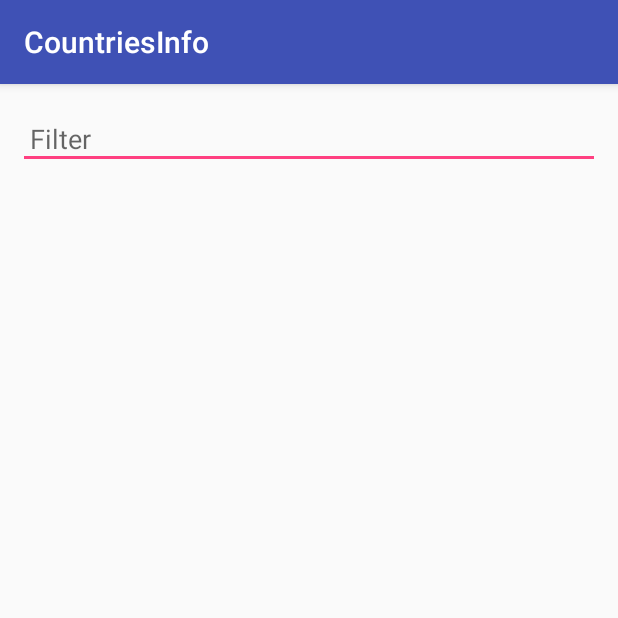
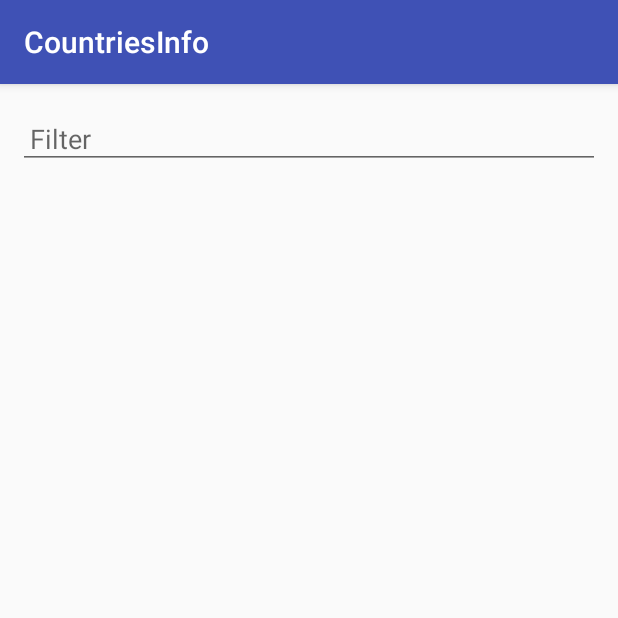
Before and after one commit to uiltonjose/CountriesInfo, an Android app: the screen it shows after launch (MainActivity), on a phone screen of 412 x 824 dp, the top half of it. Run offline under Robolectric (Android 15) with nearby library versions, the phone set to English and light mode, and no system bars; pictures from the network do not load.

Commit message:
Avoid to open keyboard in the initial screen.

```diff
--- a/CountriesInfo/app/src/main/res/layout/activity_main.xml
+++ b/CountriesInfo/app/src/main/res/layout/activity_main.xml
@@ -5,6 +5,12 @@
     android:layout_height="match_parent"
     android:orientation="vertical"
     tools:context="cleverti.com.countriesinfo.activities.MainActivity">
+
+    <View
+        android:layout_width="0dp"
+        android:layout_height="0dp"
+        android:focusable="true"
+        android:focusableInTouchMode="true" />
 
     <LinearLayout
         android:id="@+id/search_layout"
```
